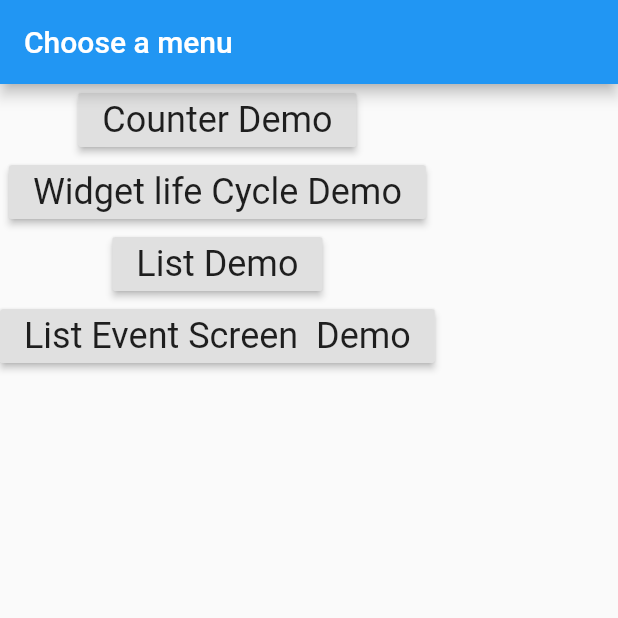
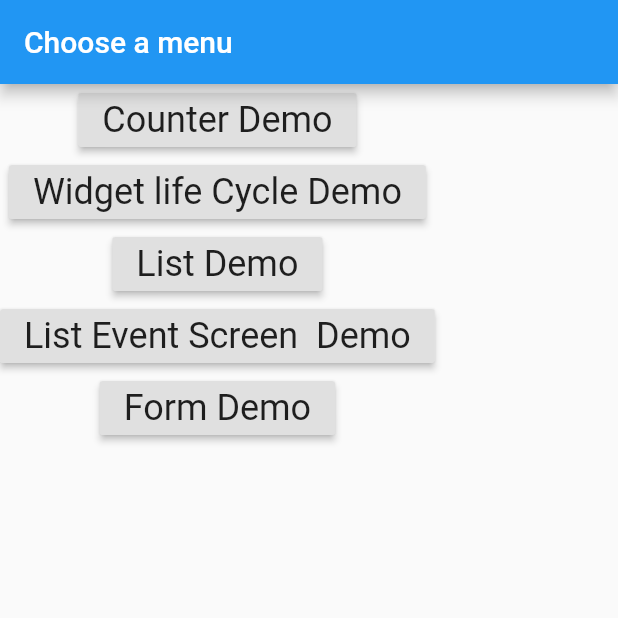
Before and after one commit to rohithaider/CMSC4303-Lesson2, a Flutter app: the screen it shows after launch, on a phone screen of 412 x 824 dp, the top half of it. Run offline on Flutter 3.47's test engine with Material 2 defaults, Android fonts, the phone set to English and light mode, and no system bars.

Commit message:
form demo

```diff
--- a/lib/main.dart
+++ b/lib/main.dart
@@ -1,5 +1,6 @@
 import 'package:flutter/material.dart';
 import 'package:lesson2/screen/counterdemo_screen.dart';
+import 'package:lesson2/screen/formdemo_screen.dart';
 import 'package:lesson2/screen/listdemo_screen.dart';
 import 'package:lesson2/screen/listevent_screen.dart';
 import 'package:lesson2/screen/start_screen.dart';
@@ -20,6 +21,7 @@ class Lesson2App extends StatelessWidget {
         WidgetLifeCycleScreen.routeName: (context) => WidgetLifeCycleScreen(),
         ListDemoScreen.routeName: (context) => ListDemoScreen(),
         ListEventScreen.routeName: (context) => ListEventScreen(),
+        FormDemoScreen.routeName: (context) => FormDemoScreen(),
       },
     );
   }
--- a/lib/screen/start_screen.dart
+++ b/lib/screen/start_screen.dart
@@ -1,5 +1,6 @@
 import 'package:flutter/material.dart';
 import 'package:lesson2/screen/counterdemo_screen.dart';
+import 'package:lesson2/screen/formdemo_screen.dart';
 import 'package:lesson2/screen/listdemo_screen.dart';
 import 'package:lesson2/screen/listevent_screen.dart';
 import 'package:lesson2/screen/widgetlifecycle_screen.dart';
@@ -43,6 +44,13 @@ class StartScreen extends StatelessWidget {
               style: Theme.of(context).textTheme.headline5,
             ),
           ),
+          RaisedButton(
+            onPressed: () => Navigator.pushNamed(context, FormDemoScreen.routeName),
+            child: Text(
+              'Form Demo',
+              style: Theme.of(context).textTheme.headline5,
+            ),
+          ),
         ],
       ),
     );
```
Also changed, not shown: lib/screen/formdemo_screen.dart (added, +37 -0 lines).
